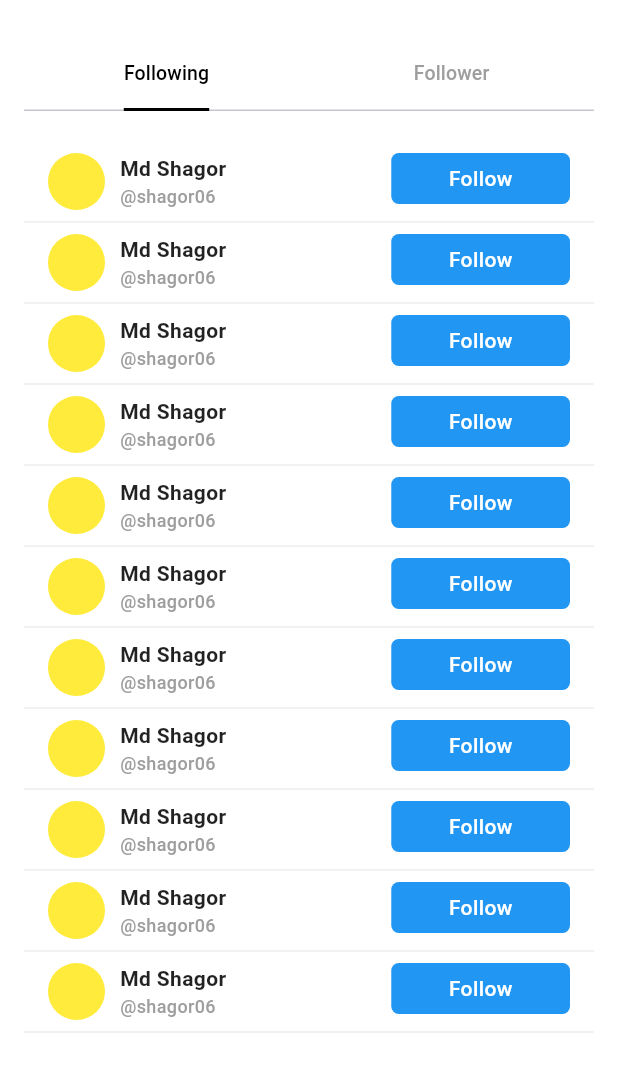
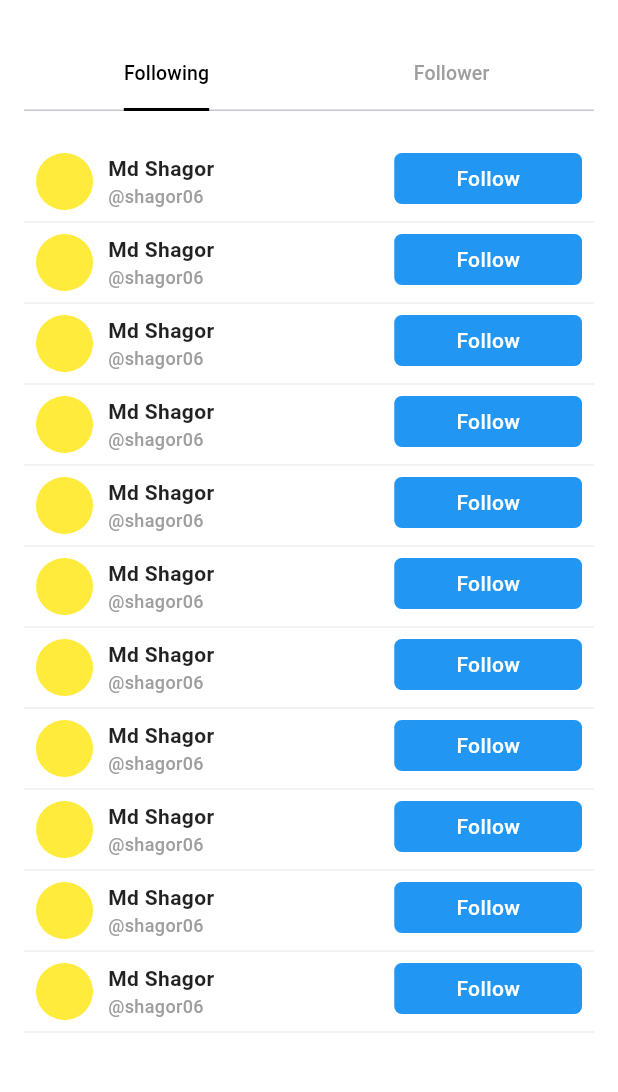
Before and after one commit to mohammadrezaulalam/share-flare, a Flutter app: the screen it shows after launch, on a phone screen of 412 x 824 dp, the part 63-1155 px from its top. Run offline on Flutter 3.47's test engine with Material 3 defaults, Android fonts, the phone set to English and light mode, and no system bars; our stand-ins replace get, transparent_image.

```diff
--- a/lib/presentation/ui/widgets/follower_list/following_list_tap.dart
+++ b/lib/presentation/ui/widgets/follower_list/following_list_tap.dart
@@ -21,7 +21,7 @@ class _FollowingListTapState extends State<FollowingListTap> {
       children: [
 
         Padding(
-          padding: const EdgeInsets.only(left: 16.0, right: 16.0),
+          padding: const EdgeInsets.only(left: 8.0, right: 8.0),
           child: Row(
             mainAxisAlignment: MainAxisAlignment.start,
             crossAxisAlignment: CrossAxisAlignment.start,
@@ -54,7 +54,7 @@ class _FollowingListTapState extends State<FollowingListTap> {
                 ],
               ),
               const SizedBox(
-                width: 110,
+                width: 120,
               ),
               Expanded(
                 child:
```
